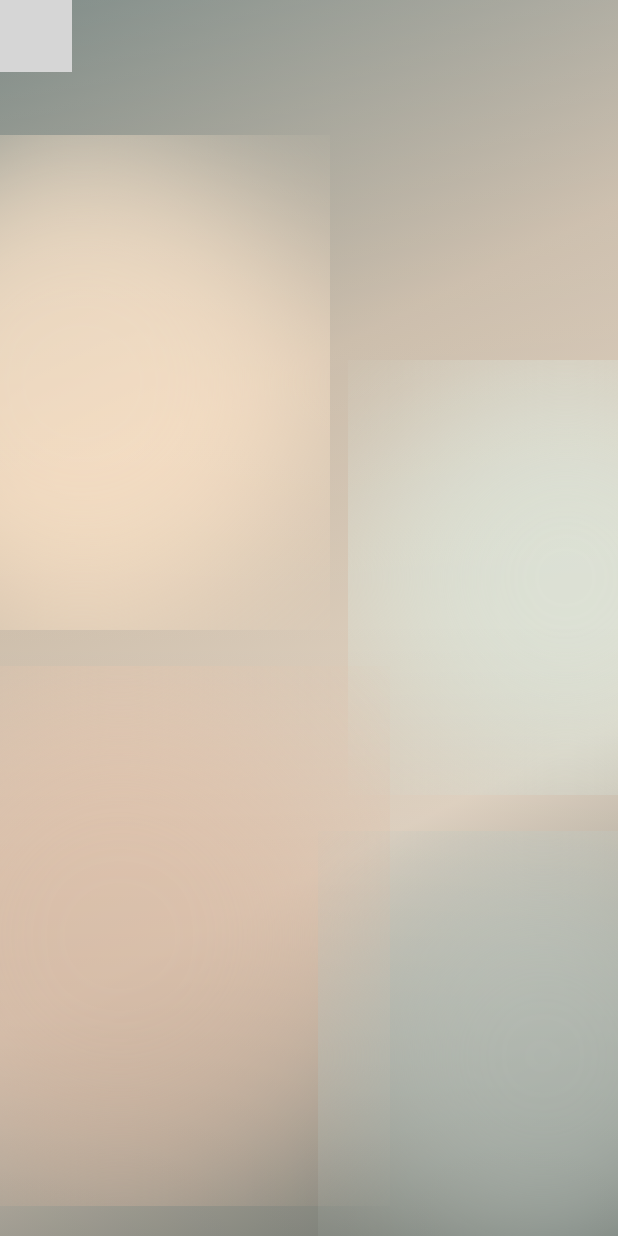
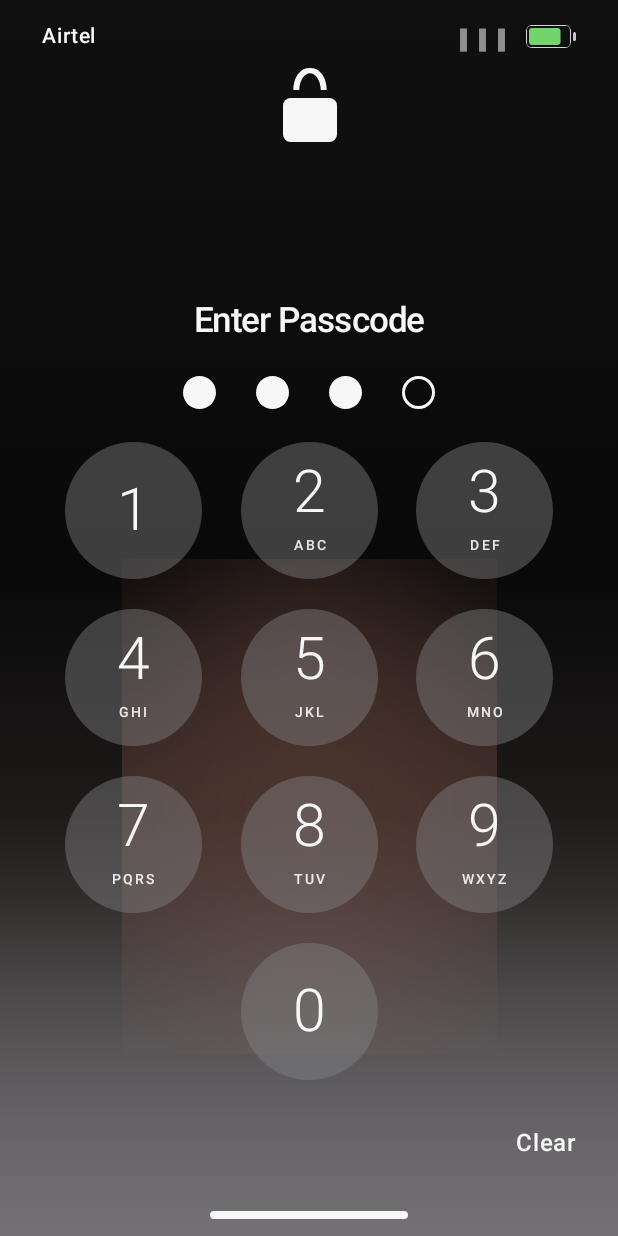
Before and after one commit to Gghigugg/SKMOD, an Android app built with Jetpack Compose: the screen it shows after launch (MainActivity), on a phone screen of 412 x 824 dp. Run offline under Robolectric (Android 15) with nearby library versions, the light colour scheme and no system bars; grey boxes are pictures that could not be loaded.

Commit message:
Recreate iOS passcode screen from supplied reference

```diff
--- a/ilock-project/app/src/main/java/com/redfox/ilock/MainActivity.kt
+++ b/ilock-project/app/src/main/java/com/redfox/ilock/MainActivity.kt
@@ -3,39 +3,26 @@ package com.redfox.ilock
 import android.os.Bundle
 import androidx.activity.ComponentActivity
 import androidx.activity.compose.setContent
-import androidx.compose.animation.core.animateFloatAsState
-import androidx.compose.animation.core.spring
-import androidx.compose.foundation.BorderStroke
-import androidx.compose.foundation.Canvas
 import androidx.compose.foundation.background
-import androidx.compose.foundation.gestures.detectVerticalDragGestures
 import androidx.compose.foundation.layout.*
 import androidx.compose.foundation.shape.CircleShape
 import androidx.compose.foundation.shape.RoundedCornerShape
 import androidx.compose.material3.MaterialTheme
 import androidx.compose.material3.Surface
 import androidx.compose.material3.Text
-import androidx.compose.runtime.*
+import androidx.compose.runtime.Composable
 import androidx.compose.ui.Alignment
 import androidx.compose.ui.Modifier
 import androidx.compose.ui.draw.blur
 import androidx.compose.ui.draw.clip
-import androidx.compose.ui.draw.graphicsLayer
-import androidx.compose.ui.geometry.Offset
 import androidx.compose.ui.graphics.Brush
 import androidx.compose.ui.graphics.Color
-import androidx.compose.ui.input.pointer.pointerInput
 import androidx.compose.ui.text.font.FontWeight
 import androidx.compose.ui.text.style.TextAlign
 import androidx.compose.ui.unit.dp
 import androidx.compose.ui.unit.sp
-import kotlinx.coroutines.delay
-import java.text.SimpleDateFormat
-import java.util.Date
-import java.util.Locale
 
-private val White = Color.White
-private val GlassEdge = White.copy(alpha = .52f)
+private val PasscodeWhite = Color(0xFFF7F7F7)
 
 class MainActivity : ComponentActivity() {
     @Suppress("DEPRECATION")
@@ -47,219 +34,191 @@ class MainActivity : ComponentActivity() {
             android.view.View.SYSTEM_UI_FLAG_LAYOUT_STABLE or
             android.view.View.SYSTEM_UI_FLAG_LAYOUT_FULLSCREEN or
             android.view.View.SYSTEM_UI_FLAG_LAYOUT_HIDE_NAVIGATION
-        setContent { MaterialTheme { IOSLockScreen() } }
+        setContent { MaterialTheme { IOSPasscodeScreen() } }
     }
 }
 
 @Composable
-private fun IOSLockScreen() {
-    var drag by remember { mutableFloatStateOf(0f) }
-    var unlocked by remember { mutableStateOf(false) }
-    var now by remember { mutableLongStateOf(System.currentTimeMillis()) }
-    LaunchedEffect(Unit) {
-        while (true) { now = System.currentTimeMillis(); delay(1000) }
-    }
-    val reveal by animateFloatAsState(
-        if (unlocked) 1f else (drag / 220f).coerceIn(0f, 1f),
-        spring(dampingRatio = .84f, stiffness = 300f), label = "unlock"
+private fun IOSPasscodeScreen() {
+    BoxWithConstraints(
+        Modifier.fillMaxSize().background(Color(0xFF080808))
+    ) {
+        val h = maxHeight
+        // Dark blurred wallpaper glow, matching the supplied passcode reference.
+        Box(Modifier.fillMaxSize().background(
+            Brush.verticalGradient(
+                0f to Color(0xFF101010),
+                .46f to Color(0xFF090909),
+                .72f to Color(0xFF24201F),
+                1f to Color(0xFF666466)
             )
-    val clock = remember(now) { SimpleDateFormat("h:mm", Locale.getDefault()).format(Date(now)) }
-    val date = remember(now) {
-        SimpleDateFormat("EEEE, d MMMM", Locale.getDefault()).format(Date(now))
-            .replaceFirstChar { it.uppercase() }
+        ))
+        Box(
+            Modifier.align(Alignment.Center).offset(y = 125.dp)
+                .size(width = 250.dp, height = 330.dp)
+                .blur(100.dp).background(Color(0xFF8C5B50).copy(alpha = .42f), CircleShape)
+        )
+        Box(
+            Modifier.align(Alignment.BottomCenter).fillMaxWidth().height(h * .34f)
+                .background(Brush.verticalGradient(
+                    listOf(Color.Transparent, Color(0xFF777579).copy(alpha = .72f))
+                ))
+        )
+        Column(Modifier.fillMaxSize().padding(horizontal = 28.dp)) {
+            Spacer(Modifier.height(12.dp))
+            Row(Modifier.fillMaxWidth(), verticalAlignment = Alignment.CenterVertically) {
+                Text("Airtel", color = PasscodeWhite, fontSize = 14.sp, fontWeight = FontWeight.SemiBold)
+                Spacer(Modifier.weight(1f))
+                Text("▮▮▮", color = PasscodeWhite.copy(.55f), fontSize = 15.sp, letterSpacing = (-2).sp)
+                Spacer(Modifier.width(8.dp))
+                BatteryIcon()
             }
 
-    BoxWithConstraints(Modifier.fillMaxSize().background(Color(0xFF858C87))) {
-        val screenHeight = maxHeight
-        // Layered, softly blurred wallpaper light; neutral, warm and photographic in feel.
-        Box(Modifier.fillMaxSize().background(
-            Brush.linearGradient(listOf(Color(0xFF687773), Color(0xFFC8B9A6), Color(0xFFE6D8C7), Color(0xFF737D77)))
-        ))
-        LightBlob(Modifier.align(Alignment.TopStart).offset((-110).dp, 90.dp).size(330.dp), Color(0xFFFFE5C8), 85.dp)
-        LightBlob(Modifier.align(Alignment.TopEnd).offset(110.dp, 240.dp).size(290.dp), Color(0xFFDCE6DC), 90.dp)
-        LightBlob(Modifier.align(Alignment.BottomStart).offset((-100).dp, (-20).dp).size(360.dp), Color(0xFFE9C9B2), 95.dp)
-        LightBlob(Modifier.align(Alignment.BottomEnd).offset(100.dp, 30.dp).size(300.dp), Color(0xFFC9D3CB), 90.dp)
-        Box(Modifier.fillMaxSize().background(
-            Brush.verticalGradient(listOf(White.copy(.16f), Color.Transparent, Color.Black.copy(.13f)))
-        ))
-
-        Column(
-            Modifier.fillMaxSize()
-                .graphicsLayer {
-                    translationY = -reveal * screenHeight.toPx() * .78f
-                    scaleX = 1f - reveal * .035f
-                    scaleY = 1f - reveal * .035f
-                }
-                .padding(horizontal = 25.dp),
-            horizontalAlignment = Alignment.CenterHorizontally
-        ) {
-            Spacer(Modifier.height(12.dp))
-            IOSStatusBar()
-            Spacer(Modifier.height(29.dp))
-            Text(date, color = White.copy(.98f), fontSize = 17.sp, fontWeight = FontWeight.Medium)
-            Text(clock, color = White, fontSize = 94.sp, lineHeight = 98.sp,
-                fontWeight = FontWeight.ExtraLight, letterSpacing = (-5.5).sp)
-            Spacer(Modifier.height(13.dp))
-            WeatherWidget()
-            Spacer(Modifier.weight(1f))
-            NotificationStack()
-            Spacer(Modifier.weight(1f))
-            Row(Modifier.fillMaxWidth(), horizontalArrangement = Arrangement.SpaceBetween,
-                verticalAlignment = Alignment.CenterVertically) {
-                LockShortcut("ϟ")
-                LockShortcut("◉")
-            }
-            Spacer(Modifier.height(15.dp))
-            Text(if (unlocked) "Preview unlocked" else "Swipe up to open",
-                color = White.copy(.96f), fontSize = 13.sp, fontWeight = FontWeight.Medium)
-            Spacer(Modifier.height(8.dp))
-            Box(
-                Modifier.fillMaxWidth().height(42.dp).pointerInput(unlocked) {
-                    detectVerticalDragGestures(
-                        onVerticalDrag = { _, amount -> drag = (drag - amount).coerceIn(0f, 300f) },
-                        onDragEnd = { if (drag > 90f) unlocked = true; drag = 0f }
-                    )
-                }, contentAlignment = Alignment.Center
-            ) {
-                Box(Modifier.width(136.dp).height(5.dp).clip(CircleShape).background(White))
-            }
-            Spacer(Modifier.height(4.dp))
+            Spacer(Modifier.height(9.dp))
+            Box(Modifier.fillMaxWidth(), contentAlignment = Alignment.Center) {
+                LockGlyph()
             }
 
-        if (unlocked) {
+            Spacer(Modifier.height(105.dp))
+            Text(
+                "Enter Passcode",
+                modifier = Modifier.fillMaxWidth(),
+                color = PasscodeWhite,
+                fontSize = 23.sp,
+                fontWeight = FontWeight.Medium,
+                textAlign = TextAlign.Center,
+                letterSpacing = (-.35).sp
+            )
+            Spacer(Modifier.height(24.dp))
+            Row(
+                Modifier.fillMaxWidth(),
+                horizontalArrangement = Arrangement.Center,
+                verticalAlignment = Alignment.CenterVertically
+            ) {
+                repeat(4) { index ->
+                    Box(
+                        Modifier.padding(horizontal = 13.dp).size(22.dp)
+                            .then(if (index < 3) Modifier.background(PasscodeWhite, CircleShape)
+                            else Modifier.background(Color.Transparent, CircleShape)),
+                        contentAlignment = Alignment.Center
+                    ) {
+                        if (index == 3) {
+                            Box(Modifier.fillMaxSize().background(
+                                Brush.radialGradient(listOf(Color.Transparent, Color.Transparent)
+                                ), CircleShape
+                            ))
                             Surface(
-                Modifier.align(Alignment.Center).padding(28.dp),
-                shape = RoundedCornerShape(30.dp), color = White.copy(.22f),
-                border = BorderStroke(1.dp, GlassEdge), shadowElevation = 24.dp
+                                modifier = Modifier.fillMaxSize(),
+                                shape = CircleShape,
+                                color = Color.Transparent,
+                                border = androidx.compose.foundation.BorderStroke(1.5.dp, PasscodeWhite)
+                            ) {}
+                        }
+                    }
+                }
+            }
+
+            Spacer(Modifier.weight(1f))
+            Column(
+                Modifier.fillMaxWidth().padding(horizontal = 15.dp),
+                verticalArrangement = Arrangement.spacedBy(20.dp)
             ) {
-                Column(Modifier.padding(24.dp), horizontalAlignment = Alignment.CenterHorizontally) {
-                    Text("Welcome", color = White, fontSize = 26.sp, fontWeight = FontWeight.SemiBold)
-                    Text("Lock-screen interaction preview", color = White.copy(.9f), fontSize = 13.sp)
-                    Spacer(Modifier.height(14.dp))
-                    Text("Swipe down to return", color = White, fontSize = 12.sp)
+                val rows = listOf(
+                    listOf("1" to "", "2" to "ABC", "3" to "DEF"),
+                    listOf("4" to "GHI", "5" to "JKL", "6" to "MNO"),
+                    listOf("7" to "PQRS", "8" to "TUV", "9" to "WXYZ")
+                )
+                rows.forEach { row ->
+                    Row(Modifier.fillMaxWidth(), horizontalArrangement = Arrangement.SpaceBetween) {
+                        row.forEach { (number, letters) -> NumberKey(number, letters) }
                     }
+                }
+                Row(Modifier.fillMaxWidth(), horizontalArrangement = Arrangement.Center) {
+                    NumberKey("0", "")
+                }
+            }
+            Spacer(Modifier.weight(1f))
+            Box(Modifier.fillMaxWidth().height(38.dp), contentAlignment = Alignment.CenterEnd) {
+                Text("Clear", color = PasscodeWhite, fontSize = 16.sp, fontWeight = FontWeight.Medium)
+            }
+            Spacer(Modifier.height(18.dp))
+            Box(Modifier.fillMaxWidth().height(22.dp), contentAlignment = Alignment.Center) {
+                Box(Modifier.width(132.dp).height(5.dp).clip(CircleShape).background(PasscodeWhite))
+            }
+            Spacer(Modifier.height(3.dp))
+        }
+    }
+}
+
+@Composable
+private fun NumberKey(number: String, letters: String) {
+    Surface(
+        modifier = Modifier.size(91.dp),
+        shape = CircleShape,
+        color = Color(0xFF858487).copy(alpha = .43f)
+    ) {
+        Column(horizontalAlignment = Alignment.CenterHorizontally, verticalArrangement = Arrangement.Center) {
+            Text(number, color = PasscodeWhite, fontSize = 39.sp, fontWeight = FontWeight.Light, lineHeight = 42.sp)
+            if (letters.isNotEmpty()) {
+                Text(letters, color = PasscodeWhite.copy(.92f), fontSize = 9.sp,
+                    fontWeight = FontWeight.Medium, letterSpacing = 2.sp)
             }
         }
     }
 }
 
 @Composable
-private fun IOSStatusBar() {
-    Row(Modifier.fillMaxWidth().height(22.dp), verticalAlignment = Alignment.CenterVertically) {
-        Text(SimpleDateFormat("h:mm", Locale.getDefault()).format(Date()),
-            color = White, fontSize = 14.sp, fontWeight = FontWeight.SemiBold)
-        Spacer(Modifier.weight(1f))
-        IOSSignalIcons()
+private fun LockGlyph() {
+    Box(Modifier.size(width = 38.dp, height = 49.dp), contentAlignment = Alignment.BottomCenter) {
+        Box(
+            Modifier.align(Alignment.TopCenter).width(24.dp).height(29.dp)
+                .clip(RoundedCornerShape(topStart = 14.dp, topEnd = 14.dp))
+                .background(Color.Transparent)
+        ) {
+            Box(Modifier.fillMaxSize().padding(3.dp).clip(
+                RoundedCornerShape(topStart = 12.dp, topEnd = 12.dp)
+            ).background(Color.Transparent))
+            androidx.compose.foundation.Canvas(Modifier.fillMaxSize()) {
+                drawArc(
+                    color = PasscodeWhite,
+                    startAngle = 180f,
+                    sweepAngle = 180f,
+                    useCenter = false,
+                    topLeft = androidx.compose.ui.geometry.Offset(size.width * .12f, size.height * .05f),
+                    size = androidx.compose.ui.geometry.Size(size.width * .76f, size.height * .9f),
+                    style = androidx.compose.ui.graphics.drawscope.Stroke(width = 4.dp.toPx())
+                )
+            }
+        }
+        Box(
+            Modifier.width(36.dp).height(29.dp).clip(RoundedCornerShape(5.dp))
+                .background(PasscodeWhite)
+        )
     }
 }
 
 @Composable
-private fun IOSSignalIcons() {
-    Row(verticalAlignment = Alignment.CenterVertically, horizontalArrangement = Arrangement.spacedBy(5.dp)) {
-        Canvas(Modifier.size(width = 18.dp, height = 14.dp)) {
-            val widths = size.width / 5f
-            for (i in 0..3) {
-                val barHeight = size.height * (0.30f + i * 0.19f)
-                drawRoundRect(White, Offset(i * (widths + 1.1.dp.toPx()), size.height - barHeight),
-                    androidx.compose.ui.geometry.Size(widths, barHeight),
-                    cornerRadius = androidx.compose.ui.geometry.CornerRadius(2.dp.toPx()))
+private fun BatteryIcon() {
+    Row(verticalAlignment = Alignment.CenterVertically) {
+        Box(
+            Modifier.width(30.dp).height(15.dp).clip(RoundedCornerShape(4.dp))
+                .background(Color.Transparent)
+        ) {
+            androidx.compose.foundation.Canvas(Modifier.fillMaxSize()) {
+                drawRoundRect(
+                    color = PasscodeWhite.copy(.85f),
+                    style = androidx.compose.ui.graphics.drawscope.Stroke(width = 1.4.dp.toPx()),
+                    cornerRadius = androidx.compose.ui.geometry.CornerRadius(3.dp.toPx())
+                )
+                drawRoundRect(
+                    color = Color(0xFF75D36C),
+                    topLeft = androidx.compose.ui.geometry.Offset(2.dp.toPx(), 2.dp.toPx()),
+                    size = androidx.compose.ui.geometry.Size(size.width * .70f, size.height - 4.dp.toPx()),
+                    cornerRadius = androidx.compose.ui.geometry.CornerRadius(2.dp.toPx())
+                )
             }
         }
-        Canvas(Modifier.size(17.dp, 14.dp)) {
-            val p = androidx.compose.ui.graphics.Path().apply {
-                moveTo(size.width * .08f, size.height * .38f)
-                quadraticTo(size.width * .5f, -size.height * .12f, size.width * .92f, size.height * .38f)
-                moveTo(size.width * .25f, size.height * .57f)
-                quadraticTo(size.width * .5f, size.height * .20f, size.width * .75f, size.height * .57f)
-                moveTo(size.width * .44f, size.height * .78f)
-                quadraticTo(size.width * .5f, size.height * .68f, size.width * .56f, size.height * .78f)
-            }
-            drawPath(p, White, style = androidx.compose.ui.graphics.drawscope.Stroke(1.7.dp.toPx()))
-        }
-        Canvas(Modifier.size(width = 25.dp, height = 14.dp)) {
-            drawRoundRect(White.copy(.95f), cornerRadius = androidx.compose.ui.geometry.CornerRadius(3.dp.toPx()),
-                style = androidx.compose.ui.graphics.drawscope.Stroke(1.2.dp.toPx()))
-            drawRoundRect(White, topLeft = Offset(2.dp.toPx(), 2.dp.toPx()),
-                size = androidx.compose.ui.geometry.Size(size.width * .68f, size.height - 4.dp.toPx()),
-                cornerRadius = androidx.compose.ui.geometry.CornerRadius(1.5.dp.toPx()))
-            drawRect(White, topLeft = Offset(size.width, size.height * .34f),
-                size = androidx.compose.ui.geometry.Size(2.dp.toPx(), size.height * .32f))
+        Box(Modifier.padding(start = 1.dp).width(2.dp).height(6.dp)
+            .clip(RoundedCornerShape(1.dp)).background(PasscodeWhite.copy(.8f)))
     }
 }
-}
-
-@Composable
-private fun WeatherWidget() {
-    Surface(
-        shape = RoundedCornerShape(22.dp),
-        color = White.copy(.16f),
-        border = BorderStroke(1.dp, White.copy(.36f)),
-        shadowElevation = 10.dp
-    ) {
-        Row(Modifier.padding(horizontal = 18.dp, vertical = 10.dp),
-            verticalAlignment = Alignment.CenterVertically, horizontalArrangement = Arrangement.spacedBy(12.dp)) {
-            Text("☀", color = Color(0xFFFFE5A5), fontSize = 28.sp)
-            Column {
-                Text("WEATHER", color = White.copy(.78f), fontSize = 9.sp,
-                    fontWeight = FontWeight.Bold, letterSpacing = 1.5.sp)
-                Text("Add your city", color = White, fontSize = 14.sp, fontWeight = FontWeight.SemiBold)
-            }
-            Text("—°", color = White, fontSize = 23.sp, fontWeight = FontWeight.Light)
-        }
-    }
-}
-
-@Composable
-private fun LightBlob(modifier: Modifier, color: Color, blurRadius: androidx.compose.ui.unit.Dp) {
-    Box(modifier.blur(blurRadius).clip(CircleShape).background(color.copy(.76f)))
-}
-
-@Composable
-private fun NotificationStack() {
-    Column(Modifier.fillMaxWidth(), verticalArrangement = Arrangement.spacedBy(9.dp)) {
-        GlassNotification("MESSAGES", "Your day, your moment", "Everything is looking beautiful today.", "now", "✦")
-        GlassNotification("NOTIFICATIONS", "A softer lock screen", "Your liquid glass display is ready.", "1m", "◌")
-    }
-}
-
-@Composable
-private fun GlassNotification(app: String, title: String, body: String, time: String, icon: String) {
-    Surface(
-        Modifier.fillMaxWidth(), shape = RoundedCornerShape(25.dp),
-        color = White.copy(.20f), border = BorderStroke(1.dp, White.copy(.55f)),
-        shadowElevation = 17.dp
-    ) {
-        Box {
-            Box(Modifier.fillMaxWidth().height(30.dp).background(
-                Brush.verticalGradient(listOf(White.copy(.18f), Color.Transparent))))
-            Row(Modifier.padding(horizontal = 15.dp, vertical = 13.dp), verticalAlignment = Alignment.CenterVertically) {
-                Surface(shape = RoundedCornerShape(10.dp), color = White.copy(.25f),
-                    border = BorderStroke(1.dp, White.copy(.34f))) {
-                    Box(Modifier.size(34.dp), contentAlignment = Alignment.Center) {
-                        Text(icon, color = White, fontSize = 18.sp)
-                    }
-                }
-                Spacer(Modifier.width(11.dp))
-                Column(Modifier.weight(1f)) {
-                    Text(app, color = White.copy(.78f), fontSize = 9.sp,
-                        fontWeight = FontWeight.Bold, letterSpacing = 1.2.sp)
-                    Text(title, color = White, fontSize = 13.sp, fontWeight = FontWeight.SemiBold)
-                    Text(body, color = White.copy(.88f), fontSize = 11.sp)
-                }
-                Text(time, color = White.copy(.76f), fontSize = 10.sp)
-            }
-        }
-    }
-}
-
-@Composable
-private fun LockShortcut(symbol: String) {
-    Column(horizontalAlignment = Alignment.CenterHorizontally) {
-        Surface(Modifier.size(54.dp), shape = CircleShape, color = White.copy(.22f),
-            border = BorderStroke(1.dp, White.copy(.58f)), shadowElevation = 13.dp) {
-            Box(contentAlignment = Alignment.Center) {
-                Text(symbol, color = White, fontSize = 24.sp, fontWeight = FontWeight.Light)
-            }
-        }
-    }
-}
```
Lines whose indentation alone changed are shown as unchanged.
